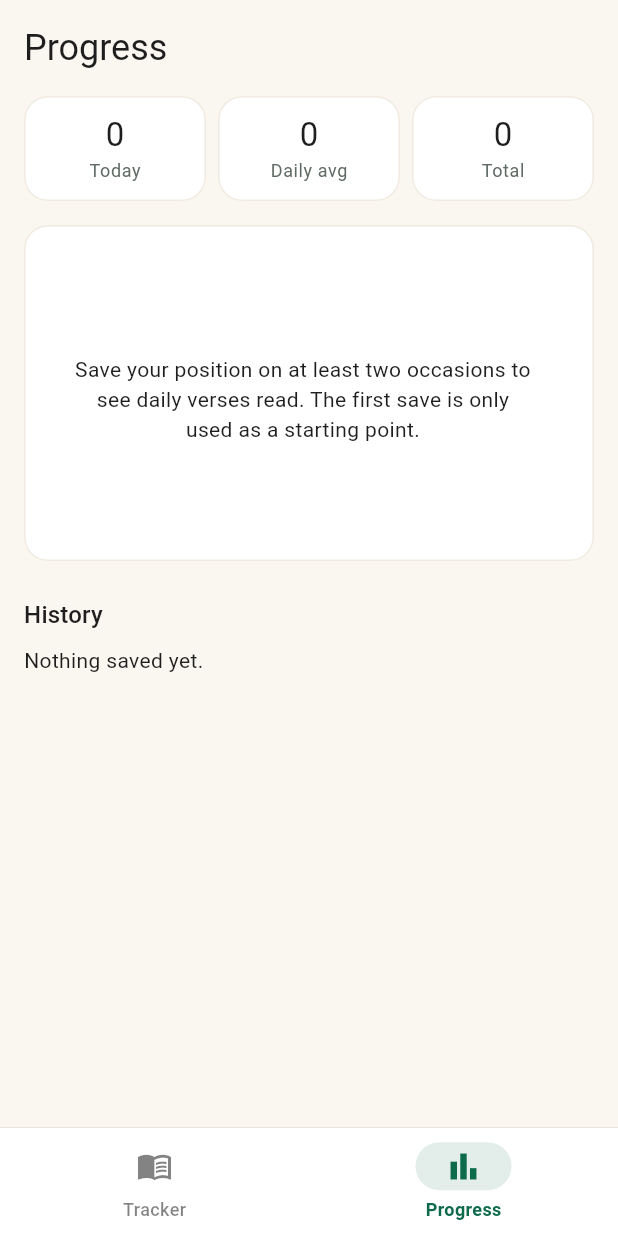
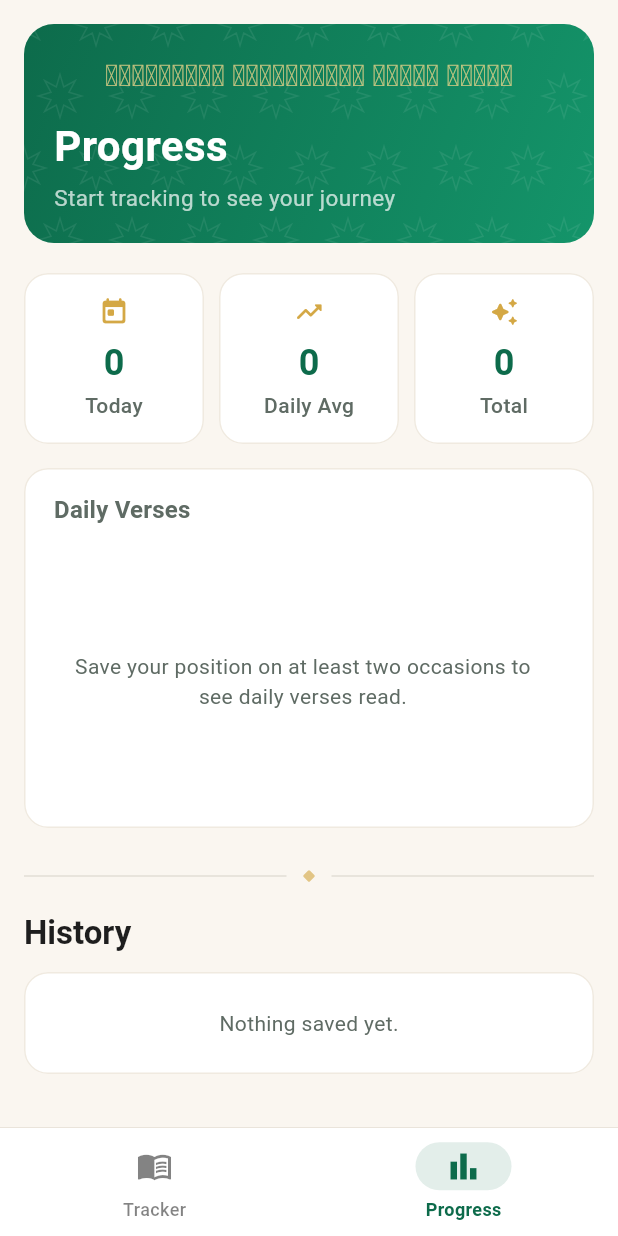
Before and after one commit to msmoosa/khathmulqurantracker, a Flutter app: the screen it shows after launch, item 2 of the bottom bar chosen, on a phone screen of 412 x 824 dp. Run offline on Flutter 3.47's test engine with Material 3 defaults, Android fonts, the phone set to English and light mode, and no system bars; our stand-ins replace fl_chart, shared_preferences.

Commit message:
Fixed the UX

```diff
--- a/lib/screens/progress_screen.dart
+++ b/lib/screens/progress_screen.dart
@@ -6,9 +6,10 @@ import 'package:flutter/material.dart';
 import '../data/surahs.dart';
 import '../models/reading_entry.dart';
 import '../state/tracker_store.dart';
+import '../theme.dart';
 import '../util/format.dart';
+import '../widgets/islamic_patterns.dart';
 
-/// Charts verses read per day and lists the saved history.
 class ProgressScreen extends StatelessWidget {
   const ProgressScreen({super.key, required this.store});
 
@@ -26,43 +27,109 @@ class ProgressScreen extends StatelessWidget {
         return ListView(
           padding: const EdgeInsets.all(16),
           children: [
-            Text('Progress', style: theme.textTheme.headlineSmall),
-            const SizedBox(height: 16),
+            // Header
+            IslamicHeader(
+              title: 'Progress',
+              subtitle: daily.isEmpty
+                  ? 'Start tracking to see your journey'
+                  : '${daily.length} day${daily.length == 1 ? '' : 's'} of reading',
+            ),
+            const SizedBox(height: 20),
+
+            // Stats row
             _Stats(daily: daily),
             const SizedBox(height: 16),
+
+            // Chart card
             Card(
               child: Padding(
                 padding: const EdgeInsets.fromLTRB(8, 16, 16, 8),
-                child: daily.isEmpty
-                    ? const SizedBox(
-                        height: 200,
+                child: Column(
+                  crossAxisAlignment: CrossAxisAlignment.start,
+                  children: [
+                    Padding(
+                      padding: const EdgeInsets.only(left: 12, bottom: 12),
+                      child: Text(
+                        'Daily Verses',
+                        style: theme.textTheme.titleMedium?.copyWith(
+                          fontWeight: FontWeight.w600,
+                          color: theme.colorScheme.onSurfaceVariant,
+                        ),
+                      ),
+                    ),
+                    daily.isEmpty
+                        ? SizedBox(
+                            height: 180,
                             child: Center(
                               child: Padding(
-                            padding: EdgeInsets.symmetric(horizontal: 24),
+                                padding:
+                                    const EdgeInsets.symmetric(horizontal: 24),
                                 child: Text(
                                   'Save your position on at least two occasions '
-                              'to see daily verses read. The first save is '
-                              'only used as a starting point.',
+                                  'to see daily verses read.',
                                   textAlign: TextAlign.center,
+                                  style: theme.textTheme.bodyMedium?.copyWith(
+                                    color: theme.colorScheme.onSurfaceVariant,
+                                  ),
                                 ),
                               ),
                             ),
                           )
                         : _DailyChart(daily: daily),
+                  ],
                 ),
               ),
+            ),
+
             const SizedBox(height: 24),
-            Text('History', style: theme.textTheme.titleMedium),
-            const SizedBox(height: 8),
+            const IslamicDivider(),
+            const SizedBox(height: 16),
+
+            // History section
+            Text(
+              'History',
+              style: theme.textTheme.titleLarge?.copyWith(
+                fontWeight: FontWeight.w700,
+              ),
+            ),
+            const SizedBox(height: 12),
             if (history.isEmpty)
-              const Text('Nothing saved yet.')
+              Card(
+                child: Padding(
+                  padding: const EdgeInsets.all(24),
+                  child: Center(
+                    child: Text(
+                      'Nothing saved yet.',
+                      style: theme.textTheme.bodyMedium?.copyWith(
+                        color: theme.colorScheme.onSurfaceVariant,
+                      ),
+                    ),
+                  ),
+                ),
+              )
             else
-              for (final entry in history)
+              Card(
+                clipBehavior: Clip.antiAlias,
+                child: Column(
+                  children: [
+                    for (var i = 0; i < history.length; i++) ...[
                       _HistoryTile(
-                  entry: entry,
-                  isBaseline: identical(entry, store.entries.first),
-                  onDelete: () => store.delete(entry),
+                        entry: history[i],
+                        isBaseline:
+                            identical(history[i], store.entries.first),
+                        onDelete: () => store.delete(history[i]),
                       ),
+                      if (i < history.length - 1)
+                        Divider(
+                          height: 1,
+                          indent: 56,
+                          color: Theme.of(context).colorScheme.outlineVariant,
+                        ),
+                    ],
+                  ],
+                ),
+              ),
+            const SizedBox(height: 16),
           ],
         );
       },
@@ -89,37 +156,61 @@ class _Stats extends StatelessWidget {
 
     return Row(
       children: [
-        _StatTile(label: 'Today', value: '$today'),
-        const SizedBox(width: 8),
-        _StatTile(label: 'Daily avg', value: avg.toStringAsFixed(0)),
-        const SizedBox(width: 8),
-        _StatTile(label: 'Total', value: '$total'),
+        _StatTile(label: 'Today', value: '$today', icon: Icons.today_rounded),
+        const SizedBox(width: 10),
+        _StatTile(
+            label: 'Daily Avg',
+            value: avg.toStringAsFixed(0),
+            icon: Icons.trending_up_rounded),
+        const SizedBox(width: 10),
+        _StatTile(
+            label: 'Total', value: '$total', icon: Icons.auto_awesome_rounded),
       ],
     );
   }
 }
 
 class _StatTile extends StatelessWidget {
-  const _StatTile({required this.label, required this.value});
+  const _StatTile({
+    required this.label,
+    required this.value,
+    required this.icon,
+  });
 
   final String label;
   final String value;
+  final IconData icon;
 
   @override
   Widget build(BuildContext context) {
     final theme = Theme.of(context);
     return Expanded(
       child: Card(
-        margin: EdgeInsets.zero,
         child: Padding(
-          padding: const EdgeInsets.symmetric(vertical: 12, horizontal: 8),
+          padding: const EdgeInsets.symmetric(vertical: 16, horizontal: 12),
           child: Column(
             children: [
-              Text(value, style: theme.textTheme.titleLarge),
+              Icon(
+                icon,
+                size: 20,
+                color: AppColors.gold,
+              ),
+              const SizedBox(height: 8),
+              Text(
+                value,
+                style: theme.textTheme.headlineSmall?.copyWith(
+                  fontWeight: FontWeight.w700,
+                  color: theme.colorScheme.primary,
+                ),
+              ),
               const SizedBox(height: 2),
-              Text(label,
-                  style: theme.textTheme.bodySmall
-                      ?.copyWith(color: theme.colorScheme.onSurfaceVariant)),
+              Text(
+                label,
+                style: theme.textTheme.bodyMedium?.copyWith(
+                  color: theme.colorScheme.onSurfaceVariant,
+                  fontWeight: FontWeight.w500,
+                ),
+              ),
             ],
           ),
         ),
@@ -138,18 +229,19 @@ class _DailyChart extends StatelessWidget {
   @override
   Widget build(BuildContext context) {
     final theme = Theme.of(context);
+    final isDark = theme.brightness == Brightness.dark;
     final maxVerses = daily.map((d) => d.verses).fold<int>(0, math.max);
     final maxY = maxVerses == 0 ? 10.0 : maxVerses * 1.2;
+    final barColor = isDark ? AppColors.emeraldLight : AppColors.emerald;
 
     return LayoutBuilder(builder: (context, constraints) {
       final width = math.max(constraints.maxWidth, daily.length * _barSlot);
       return SingleChildScrollView(
         scrollDirection: Axis.horizontal,
-        // Start scrolled to the most recent day.
         reverse: true,
         child: SizedBox(
           width: width,
-          height: 240,
+          height: 220,
           child: BarChart(
             BarChartData(
               maxY: maxY,
@@ -158,15 +250,24 @@ class _DailyChart extends StatelessWidget {
                 drawVerticalLine: false,
                 getDrawingHorizontalLine: (_) => FlLine(
                   color: theme.colorScheme.outlineVariant,
-                  strokeWidth: 1,
+                  strokeWidth: 0.5,
                 ),
               ),
               borderData: FlBorderData(show: false),
               titlesData: FlTitlesData(
                 topTitles: const AxisTitles(),
                 rightTitles: const AxisTitles(),
-                leftTitles: const AxisTitles(
-                  sideTitles: SideTitles(showTitles: true, reservedSize: 36),
+                leftTitles: AxisTitles(
+                  sideTitles: SideTitles(
+                    showTitles: true,
+                    reservedSize: 36,
+                    getTitlesWidget: (value, meta) => Text(
+                      value.toInt().toString(),
+                      style: theme.textTheme.labelSmall?.copyWith(
+                        color: theme.colorScheme.onSurfaceVariant,
+                      ),
+                    ),
+                  ),
                 ),
                 bottomTitles: AxisTitles(
                   sideTitles: SideTitles(
@@ -179,8 +280,12 @@ class _DailyChart extends StatelessWidget {
                       }
                       return SideTitleWidget(
                         meta: meta,
-                        child: Text(formatDay(daily[i].day),
-                            style: theme.textTheme.labelSmall),
+                        child: Text(
+                          formatDay(daily[i].day),
+                          style: theme.textTheme.labelSmall?.copyWith(
+                            color: theme.colorScheme.onSurfaceVariant,
+                          ),
+                        ),
                       );
                     },
                   ),
@@ -188,10 +293,14 @@ class _DailyChart extends StatelessWidget {
               ),
               barTouchData: BarTouchData(
                 touchTooltipData: BarTouchTooltipData(
-                  getTooltipColor: (_) => theme.colorScheme.inverseSurface,
+                  getTooltipColor: (_) => AppColors.emeraldDark,
                   getTooltipItem: (group, _, rod, __) => BarTooltipItem(
                     '${rod.toY.toInt()} verses',
-                    TextStyle(color: theme.colorScheme.onInverseSurface),
+                    const TextStyle(
+                      color: Colors.white,
+                      fontWeight: FontWeight.w600,
+                      fontSize: 13,
+                    ),
                   ),
                 ),
               ),
@@ -200,10 +309,15 @@ class _DailyChart extends StatelessWidget {
                   BarChartGroupData(x: i, barRods: [
                     BarChartRodData(
                       toY: daily[i].verses.toDouble(),
-                      width: 18,
-                      color: theme.colorScheme.primary,
-                      borderRadius:
-                          const BorderRadius.vertical(top: Radius.circular(4)),
+                      width: 16,
+                      color: barColor,
+                      borderRadius: const BorderRadius.vertical(
+                          top: Radius.circular(6)),
+                      backDrawRodData: BackgroundBarChartRodData(
+                        show: true,
+                        toY: maxY,
+                        color: barColor.withAlpha(12),
+                      ),
                     ),
                   ]),
               ],
@@ -235,17 +349,42 @@ class _HistoryTile extends StatelessWidget {
       onDismissed: (_) => onDelete(),
       background: Container(
         alignment: Alignment.centerRight,
-        padding: const EdgeInsets.symmetric(horizontal: 16),
+        padding: const EdgeInsets.symmetric(horizontal: 20),
         color: theme.colorScheme.errorContainer,
-        child: Icon(Icons.delete, color: theme.colorScheme.onErrorContainer),
+        child: Icon(Icons.delete_rounded,
+            color: theme.colorScheme.onErrorContainer),
       ),
       child: ListTile(
-        contentPadding: EdgeInsets.zero,
-        leading: const Icon(Icons.bookmark_outline),
+        contentPadding:
+            const EdgeInsets.symmetric(horizontal: 16, vertical: 2),
+        leading: Container(
+          width: 40,
+          height: 40,
+          decoration: BoxDecoration(
+            color: theme.colorScheme.primary.withAlpha(20),
+            borderRadius: BorderRadius.circular(10),
+          ),
+          child: Icon(
+            isBaseline
+                ? Icons.flag_rounded
+                : Icons.bookmark_rounded,
+            color: isBaseline ? AppColors.gold : theme.colorScheme.primary,
+            size: 20,
+          ),
+        ),
         title: Text(
-            '${surahs[entry.surah - 1].name} ${entry.surah}:${entry.verse}'),
-        subtitle: Text(formatDateTime(entry.savedAt) +
-            (isBaseline ? ' · starting point' : '')),
+          '${surahs[entry.surah - 1].name} ${entry.surah}:${entry.verse}',
+          style: theme.textTheme.titleMedium?.copyWith(
+            fontWeight: FontWeight.w600,
+          ),
+        ),
+        subtitle: Text(
+          formatDateTime(entry.savedAt) +
+              (isBaseline ? ' \u00b7 starting point' : ''),
+          style: theme.textTheme.bodyMedium?.copyWith(
+            color: theme.colorScheme.onSurfaceVariant,
+          ),
+        ),
       ),
     );
   }
--- a/lib/widgets/islamic_patterns.dart
+++ b/lib/widgets/islamic_patterns.dart
@@ -102,7 +102,7 @@ class IslamicHeader extends StatelessWidget {
                   child: Text(
                     '\u0628\u0650\u0633\u0645\u0650 \u0627\u0644\u0644\u0647\u0650 \u0627\u0644\u0631\u0651\u064E\u062D\u0645\u0670\u0646\u0650 \u0627\u0644\u0631\u0651\u064E\u062D\u064A\u0645\u0650',
                     style: TextStyle(
-                      fontSize: 18,
+                      fontSize: 20,
                       color: AppColors.goldLight.withAlpha(200),
                       fontWeight: FontWeight.w400,
                     ),
@@ -112,7 +112,7 @@ class IslamicHeader extends StatelessWidget {
                 Text(
                   title,
                   style: const TextStyle(
-                    fontSize: 26,
+                    fontSize: 28,
                     fontWeight: FontWeight.w700,
                     color: Colors.white,
                     letterSpacing: 0.3,
@@ -123,7 +123,7 @@ class IslamicHeader extends StatelessWidget {
                   Text(
                     subtitle!,
                     style: TextStyle(
-                      fontSize: 14,
+                      fontSize: 15,
                       color: Colors.white.withAlpha(180),
                     ),
                   ),
```
Also changed, not shown: lib/screens/tracker_screen.dart (+9 -7 lines). Lines whose indentation alone changed are shown as unchanged.
